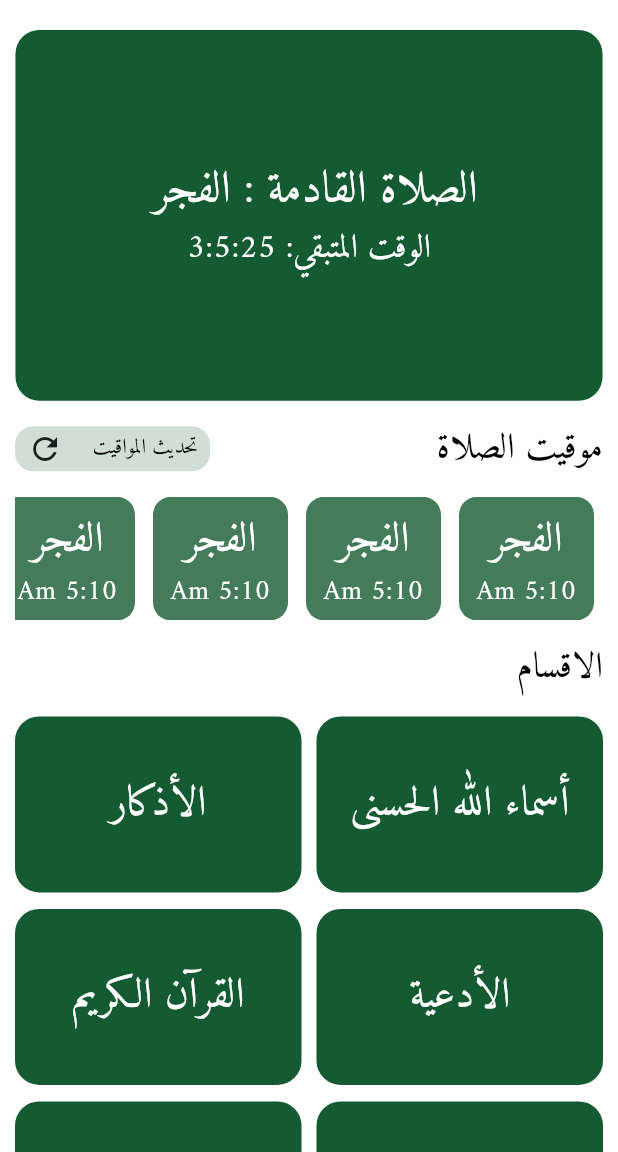
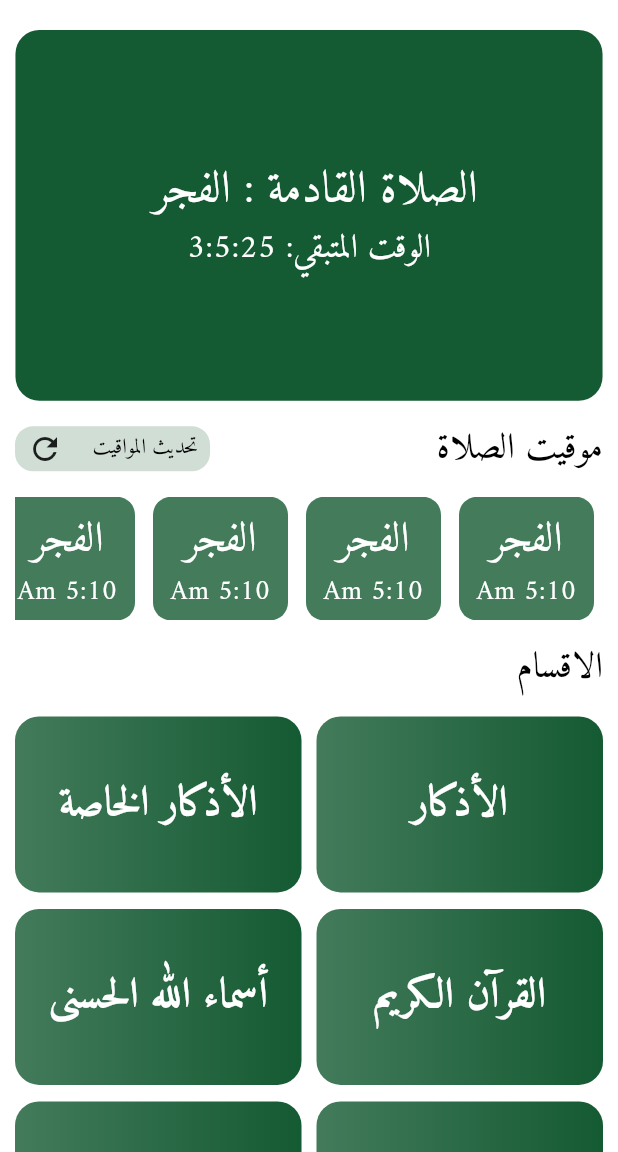
Before and after one commit to hassannwesh/al_rafiq_app, a Flutter app: the screen it shows after launch, on a phone screen of 412 x 824 dp, the part 84-1236 px from its top. Run offline on Flutter 3.47's test engine with Material 3 defaults, Android fonts, the phone set to English and light mode, and no system bars; our stand-ins replace go_router.

Commit message:
ui sections done

```diff
--- a/lib/core/utils/app_router.dart
+++ b/lib/core/utils/app_router.dart
@@ -1,3 +1,4 @@
+import 'package:al_rafiq/feature/home/presentation/views/Sections/views/azkar_view.dart';
 import 'package:al_rafiq/feature/home/presentation/views/home_view.dart';
 import 'package:al_rafiq/feature/splash/presentation/views/widgets/splash_view.dart';
 import 'package:flutter/material.dart';
@@ -5,22 +6,27 @@ import 'package:go_router/go_router.dart';
 
 abstract class AppRouter {
   static const String kHomeView = '/homeview';
+static const String kAzkarView='/azkarview';
   String get initialRoute;
   static final GoRouter router = GoRouter(
     routes: <RouteBase>[
       GoRoute(
         path: '/',
-       builder: (BuildContext context,GoRouterState state) {
+        builder: (BuildContext context, GoRouterState state) {
           return const SplashView();
         },
       ),
       GoRoute(
         path: kHomeView,
-       builder: (BuildContext context,GoRouterState state) {
+        builder: (BuildContext context, GoRouterState state) {
           return const HomeView();
         },
       ),
+      GoRoute(path: kAzkarView,
+       builder: (context, GoRouterState state){
+        return const AzkarView();
+      }),
 
-    ]
+    ],
   );
 }
--- /dev/null
+++ b/lib/feature/home/presentation/views/Sections/views/azkar_view.dart
@@ -0,0 +1,10 @@
+import 'package:flutter/material.dart';
+
+class AzkarView extends StatelessWidget {
+  const AzkarView({super.key});
+
+  @override
+  Widget build(BuildContext context) {
+    return Scaffold();
+  }
+}
--- a/lib/feature/home/presentation/views/widgets/custom_list_view_sections.dart
+++ b/lib/feature/home/presentation/views/widgets/custom_list_view_sections.dart
@@ -1,8 +1,21 @@
 import 'package:al_rafiq/feature/home/presentation/views/widgets/item_section.dart';
 import 'package:flutter/material.dart';
+import 'package:go_router/go_router.dart';
 
 class CustomListViewSections extends StatelessWidget {
   CustomListViewSections({super.key});
+  final List<Map<String, String>> sections = [
+    {"text": "الأذكار", "route": "/azkarview"},
+    {"text": "الأذكار الخاصة", "route": "/userAzkarView"},
+    {"text": "القرآن الكريم", "route": "/quranview"},
+    {"text": "أسماء الله الحسنى", "route": "/namesview"},
+    {"text": "سيرة النبي ﷺ", "route": "/prophetView"},
+    {"text": "الأربعين النووية", "route": "/prophetView"},
+    {"text": "سير الصحابة", "route": "/sahabaView"},
+    {"text": "سير الصحابيات", "route": "/sahabiyatView"},
+    {"text": "قصص الأنبياء", "route": "/anbiaView"},
+    {"text": "الأدعية", "route": "/duaview"},
+  ];
 
   @override
   Widget build(BuildContext context) {
@@ -17,21 +30,14 @@ class CustomListViewSections extends StatelessWidget {
       ),
       itemCount: sections.length,
       itemBuilder: (context, index) {
-        return ItemSection(text: sections[index]);
+        final section = sections[index];
+        return ItemSection(
+          text: section["text"]!,
+          onTap: () {
+            GoRouter.of(context).push(section["route"]!);
+          },
+        );
       },
     );
   }
-
-  final List<String> sections = [
-    "أسماء الله الحسنى",
-    "الأذكار",
-    "الأدعية",
-    "القرآن الكريم",
-    "السيرة",
-    "التفسير",
-    "الحديث",
-    "الفقه",
-    "التجويد",
-    "القصص",
-  ];
 }
--- a/lib/feature/home/presentation/views/widgets/item_section.dart
+++ b/lib/feature/home/presentation/views/widgets/item_section.dart
@@ -2,25 +2,41 @@ import 'package:al_rafiq/core/utils/helper/class_size.dart';
 import 'package:flutter/material.dart';
 
 class ItemSection extends StatelessWidget {
-  const ItemSection({super.key, required this.text});
+  const ItemSection({super.key, required this.text, required this.onTap});
+
   final String text;
+  final void Function() onTap;
+
   @override
   Widget build(BuildContext context) {
     return Padding(
       padding: const EdgeInsets.only(bottom: 10),
+      child: InkWell(
+        onTap: onTap,
+        borderRadius: BorderRadius.circular(16),
         child: Container(
           height: ScreenSize.height(context) * .13,
           decoration: BoxDecoration(
             borderRadius: BorderRadius.circular(16),
-          color: Theme.of(context).colorScheme.primary,
+            gradient: LinearGradient(
+              begin: Alignment.centerLeft,
+              end: Alignment.centerRight,
+              colors: [
+                Theme.of(context).primaryColor.withOpacity(0.8),
+                Theme.of(context).primaryColor.withOpacity(1),
+              ],
+            ),
           ),
           child: Center(
             child: Text(
               text,
               textAlign: TextAlign.center,
-            style: Theme.of(
-              context,
-            ).textTheme.bodyLarge?.copyWith(fontSize: 28),
+              style: Theme.of(context).textTheme.bodyLarge?.copyWith(
+                fontSize: 28,
+                color: Colors.white, // النص يبان بوضوح
+                fontWeight: FontWeight.bold,
+              ),
+            ),
           ),
         ),
       ),
```
Also changed, not shown: assets/images/Azkar_photo.png (added). Lines whose indentation alone changed are shown as unchanged.
